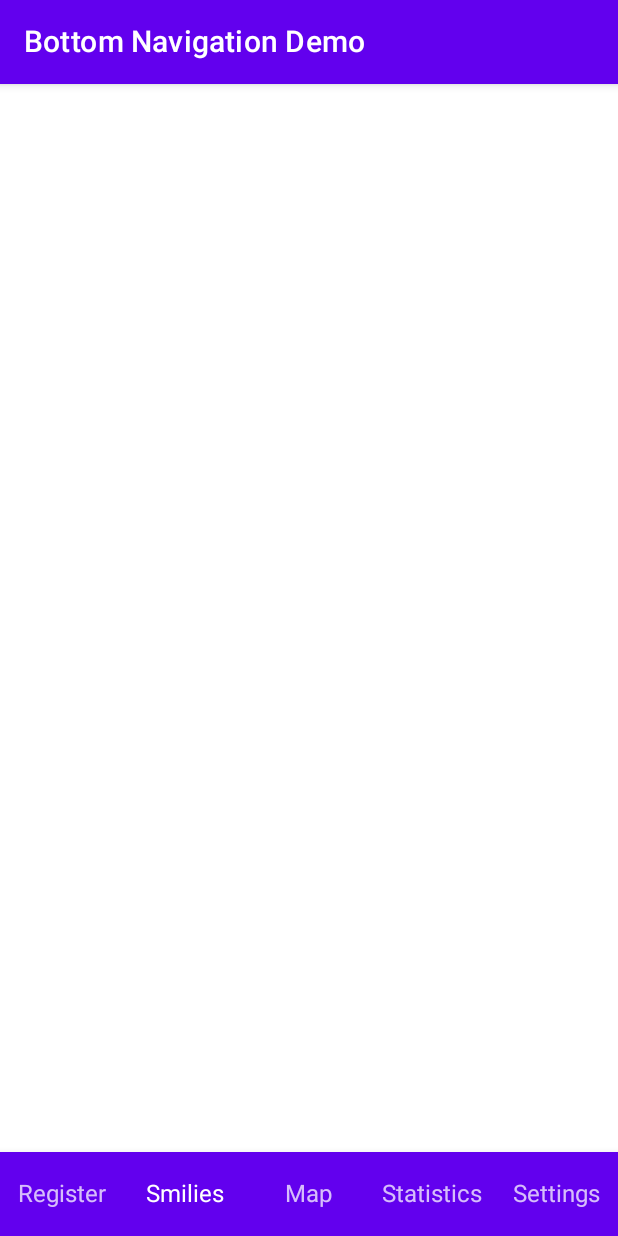
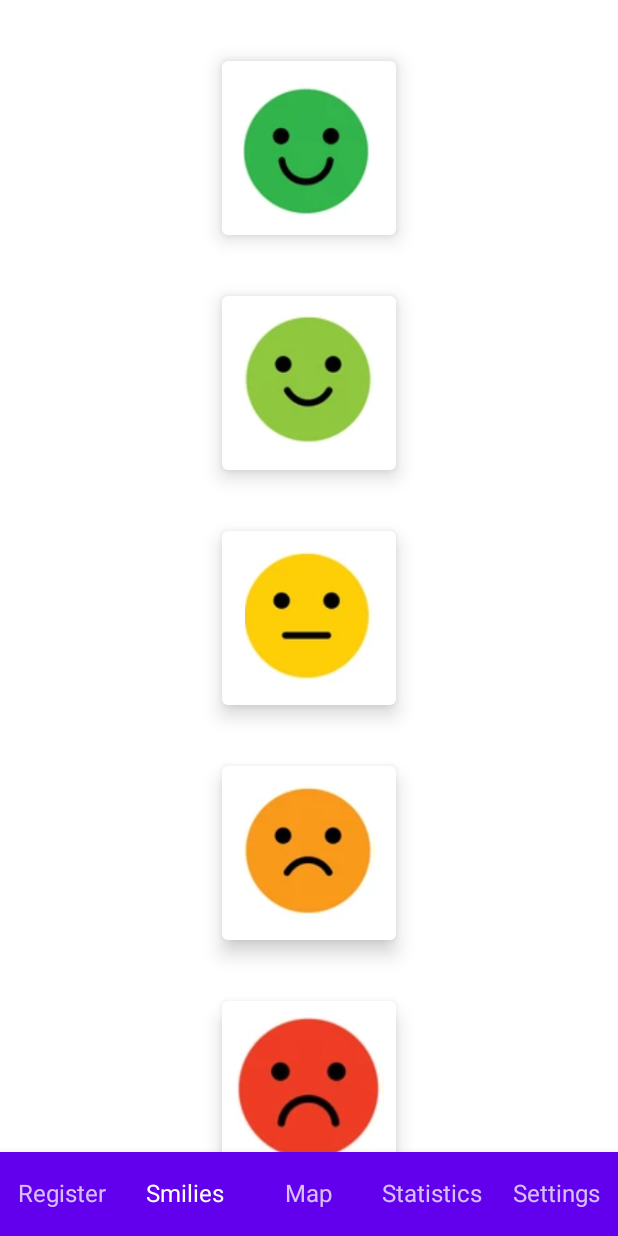
Before and after one commit to Hampster8/HappyApp, an Android app built with Jetpack Compose: the screen it shows after launch (MainActivity), item 2 of the bottom bar chosen, on a phone screen of 412 x 824 dp. Run offline under Robolectric (Android 15) with nearby library versions, the phone set to English and light mode, and no system bars.

Commit message:
Smilies
Reworked smilies and put in a small mock up for it aswell.

```diff
--- a/app/src/main/java/com/veberod/happyapp/MainActivity.kt
+++ b/app/src/main/java/com/veberod/happyapp/MainActivity.kt
@@ -42,10 +42,12 @@ fun App() {
     HappyAppTheme {
         val navController = rememberNavController()
         Scaffold(
-            topBar = { TopAppBar(title = { Text("Bottom Navigation Demo") }) },
+            //topBar = { TopAppBar(title = { Text("HappyApp") }) },
             content = { NavigationHost(navController = navController) },
             bottomBar = { BottomNavigationBar(navController = navController) }
         )
+
+
     }
 }
 
--- a/app/src/main/java/com/veberod/happyapp/screens/Map.kt
+++ b/app/src/main/java/com/veberod/happyapp/screens/Map.kt
@@ -2,6 +2,8 @@ package com.veberod.happyapp.screens
 
 import androidx.compose.runtime.Composable
 
+/*TODO
+*  Area where the heatmap is shown, TBD*/
 @Composable
 fun Map() {
 
--- a/app/src/main/java/com/veberod/happyapp/screens/Settings.kt
+++ b/app/src/main/java/com/veberod/happyapp/screens/Settings.kt
@@ -1,7 +1,8 @@
 package com.veberod.happyapp.screens
 
 import androidx.compose.runtime.Composable
-
+/*TODO
+*  Nightmode, edit account*/
 @Composable
 fun Settings() {
 
--- a/app/src/main/java/com/veberod/happyapp/screens/Smilies.kt
+++ b/app/src/main/java/com/veberod/happyapp/screens/Smilies.kt
@@ -1,8 +1,56 @@
 package com.veberod.happyapp.screens
 
+import androidx.compose.foundation.Image
+import androidx.compose.foundation.clickable
+import androidx.compose.foundation.layout.*
+import androidx.compose.material.Card
 import androidx.compose.runtime.Composable
+import androidx.compose.ui.Alignment
+import androidx.compose.ui.Modifier
+import androidx.compose.ui.res.painterResource
+import androidx.compose.ui.tooling.preview.Preview
+import androidx.compose.ui.unit.dp
+import com.veberod.happyapp.R
 
+@Preview
 @Composable
 fun Smilies() {
+    val modifier = Modifier
+        .padding(8.dp)
+        .size(100.dp)
+        .clickable { /*TODO here is to score the mood and send to DB*/ }
+    Column (verticalArrangement = Arrangement.SpaceEvenly, horizontalAlignment = Alignment.CenterHorizontally, modifier = Modifier.fillMaxSize()) {
+        Card(elevation = 8.dp) {
+            Image(
+                painterResource(R.drawable.smilie1happyapp),
+                contentDescription = "Smiley 1",
+                modifier)
+        }
+        Card(elevation = 8.dp){
+            Image(
+                painterResource(R.drawable.smilie2happyapp),
+                contentDescription = "Smiley 2",
+                modifier)
+        }
+        Card(elevation = 8.dp){
+            Image(
+                painterResource(R.drawable.smilie3happyapp),
+                contentDescription = "Smiley 3",
+                modifier)
+        }
+        Card(elevation = 8.dp){
+            Image(
+                painterResource(R.drawable.smilie4happyapp),
+                contentDescription = "Smiley 4",
+                modifier)
+        }
+        Card(elevation = 8.dp){
+            Image(
+                painterResource(R.drawable.smilie5happyapp),
+                contentDescription = "Smiley 5",
+                modifier)
+        }
 
-}
+        }
+
+    }
--- a/app/src/main/java/com/veberod/happyapp/screens/Statistics.kt
+++ b/app/src/main/java/com/veberod/happyapp/screens/Statistics.kt
@@ -2,6 +2,10 @@ package com.veberod.happyapp.screens
 
 import androidx.compose.runtime.Composable
 
+
+/*TODO
+*   Show statistics from your own usage of the app, gather data from DB for: Today, yesterday,
+*   this week, month and year*/
 @Composable
 fun Statistics() {
 
```
Also changed, not shown: app/src/main/java/com/veberod/happyapp/screens/Register.kt (+9 -0 lines), app/src/main/res/drawable/smilie5happyapp.png.
